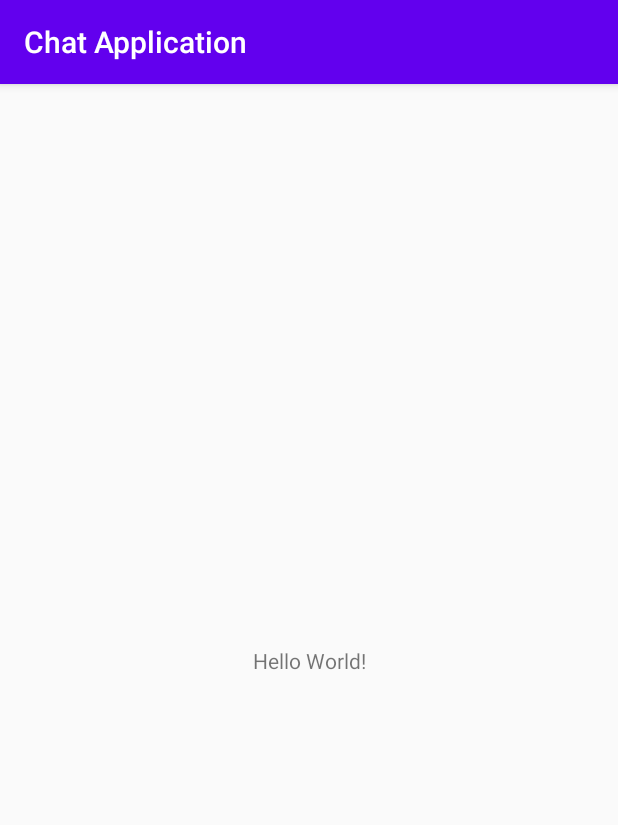
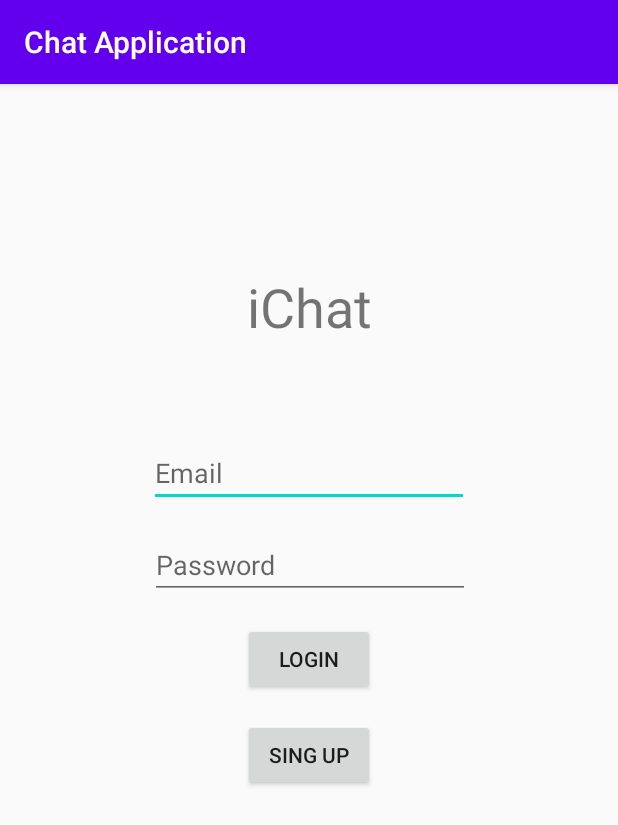
Before and after one commit to MarcusHellkvist/Chat-Application, an Android app: the screen it shows after launch (MainActivity), on a phone screen of 412 x 824 dp. Shown: the top 825 px of the screen. Run offline under Robolectric (Android 15) with nearby library versions, the phone set to English and light mode, and no system bars.

Commit message:
create a new sing up user to firebase

```diff
--- a/app/build.gradle
+++ b/app/build.gradle
@@ -32,5 +32,7 @@ dependencies {
     androidTestImplementation 'androidx.test.espresso:espresso-core:3.3.0'
     implementation platform('com.google.firebase:firebase-bom:26.0.0')
     implementation 'com.google.firebase:firebase-analytics'
+    implementation platform('com.google.firebase:firebase-bom:26.0.0')
+    implementation 'com.google.firebase:firebase-auth'
 
 }
--- a/app/src/main/AndroidManifest.xml
+++ b/app/src/main/AndroidManifest.xml
@@ -9,6 +9,7 @@
         android:roundIcon="@mipmap/ic_launcher_round"
         android:supportsRtl="true"
         android:theme="@style/AppTheme">
+        <activity android:name=".SingUp"></activity>
         <activity android:name=".MainActivity">
             <intent-filter>
                 <action android:name="android.intent.action.MAIN" />
--- a/app/src/main/res/layout/activity_main.xml
+++ b/app/src/main/res/layout/activity_main.xml
@@ -6,13 +6,62 @@
     android:layout_height="match_parent"
     tools:context=".MainActivity">
 
-    <TextView
+    <EditText
+        android:id="@+id/user_editText"
         android:layout_width="wrap_content"
         android:layout_height="wrap_content"
-        android:text="Hello World!"
-        app:layout_constraintBottom_toBottomOf="parent"
-        app:layout_constraintLeft_toLeftOf="parent"
-        app:layout_constraintRight_toRightOf="parent"
+        android:layout_marginTop="64dp"
+        android:ems="10"
+        android:hint="Email"
+        android:inputType="textPersonName"
+        app:layout_constraintEnd_toEndOf="parent"
+        app:layout_constraintStart_toStartOf="parent"
+        app:layout_constraintTop_toBottomOf="@+id/logo_textView" />
+
+    <EditText
+        android:id="@+id/user_pass_editText"
+        android:layout_width="wrap_content"
+        android:layout_height="wrap_content"
+        android:layout_marginTop="16dp"
+        android:ems="10"
+        android:hint="Password"
+        android:inputType="textPersonName"
+        app:layout_constraintEnd_toEndOf="parent"
+        app:layout_constraintHorizontal_bias="0.502"
+        app:layout_constraintStart_toStartOf="parent"
+        app:layout_constraintTop_toBottomOf="@+id/user_editText"
+        />
+
+    <Button
+        android:id="@+id/login_button"
+        android:layout_width="wrap_content"
+        android:layout_height="wrap_content"
+        android:layout_marginTop="16dp"
+        android:text="login"
+        app:layout_constraintEnd_toEndOf="parent"
+        app:layout_constraintStart_toStartOf="parent"
+        app:layout_constraintTop_toBottomOf="@+id/user_pass_editText"
+        android:onClick="loginButtonPressed"/>
+
+    <Button
+        android:id="@+id/singUp_button"
+        android:layout_width="wrap_content"
+        android:layout_height="wrap_content"
+        android:layout_marginTop="16dp"
+        android:text="sing up"
+        app:layout_constraintEnd_toEndOf="parent"
+        app:layout_constraintStart_toStartOf="parent"
+        app:layout_constraintTop_toBottomOf="@+id/login_button"
+        android:onClick="singUpButtonPressed"/>
+
+    <TextView
+        android:id="@+id/logo_textView"
+        android:layout_width="wrap_content"
+        android:layout_height="wrap_content"
+        android:layout_marginTop="124dp"
+        android:text="iChat"
+        android:textSize="36sp"
+        app:layout_constraintEnd_toEndOf="parent"
+        app:layout_constraintStart_toStartOf="parent"
         app:layout_constraintTop_toTopOf="parent" />
-
 </androidx.constraintlayout.widget.ConstraintLayout>
```
Also changed, not shown: app/src/main/java/com/example/chatapplication/MainActivity.java (+15 -0 lines), app/src/main/java/com/example/chatapplication/SingUp.java (added, +52 -0 lines), app/src/main/res/layout/activity_sing_up.xml (added, +43 -0 lines).
